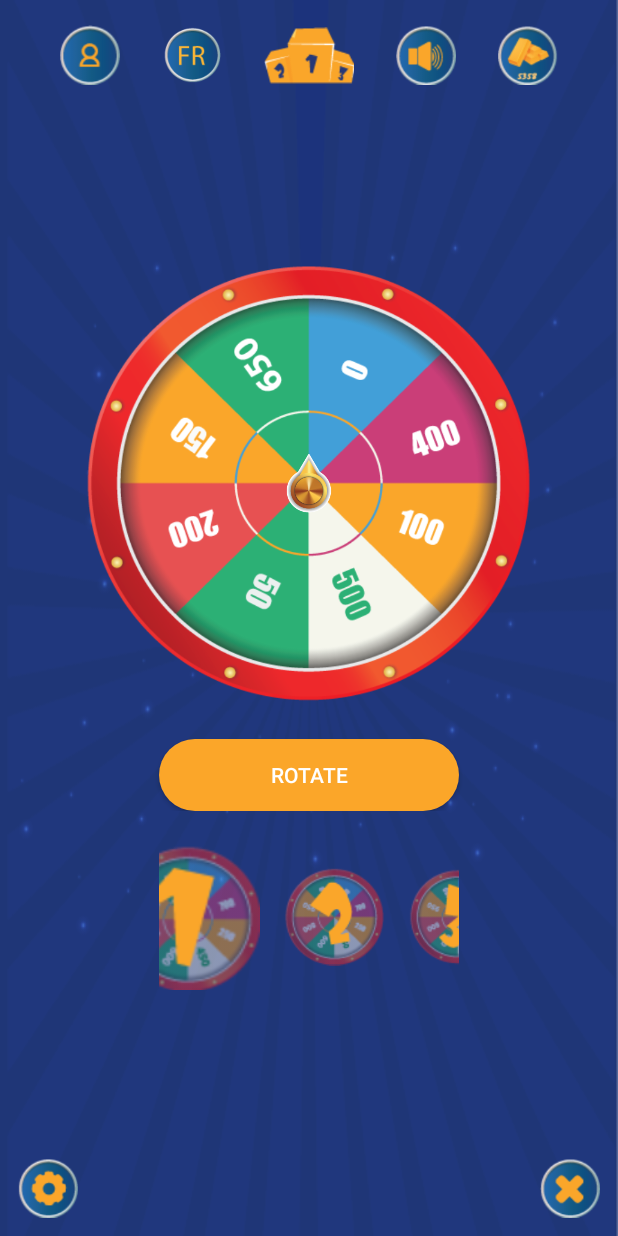
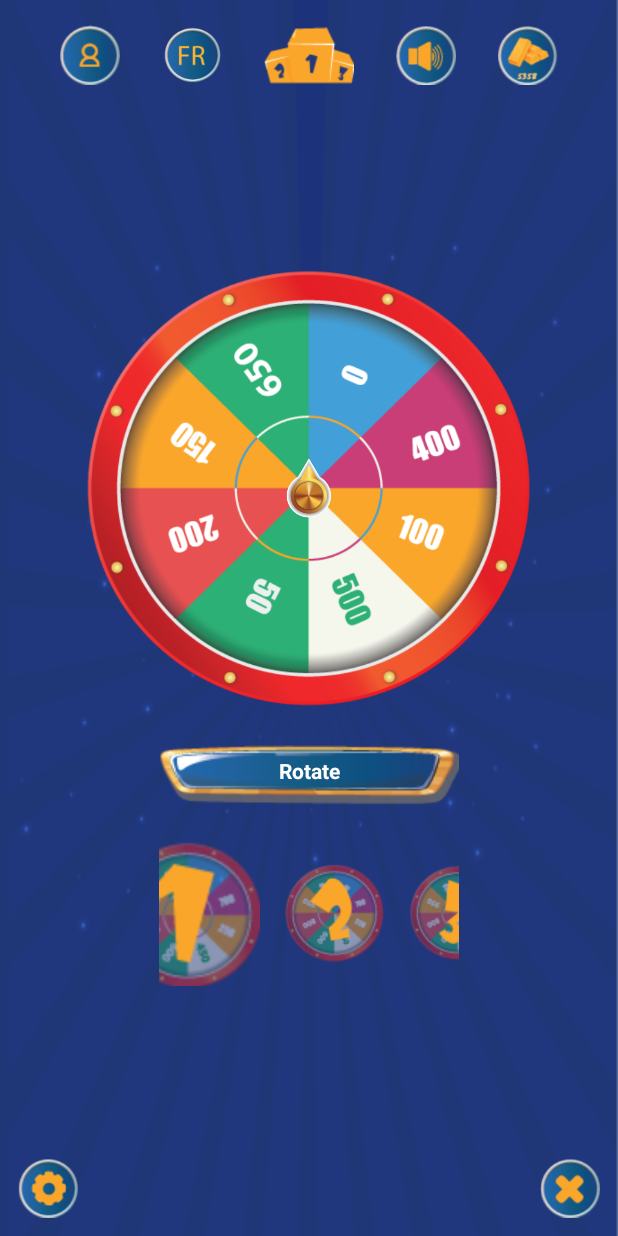
Before and after one commit to Hassanmsaid/RandomGame, an Android app: the fragment SpinFragment placed in its activity, on a phone screen of 412 x 824 dp. Run offline under Robolectric (Android 15) with nearby library versions, the phone set to English and light mode, and no system bars; our stand-ins replace ButterKnife, Firebase (no records; nobody signed in at launch, a user with empty details on screens opened directly).

Commit message:
Changed spin buttons.

```diff
--- a/app/src/main/java/com/example/randomgame/Gui/SpinFragment.java
+++ b/app/src/main/java/com/example/randomgame/Gui/SpinFragment.java
@@ -16,6 +16,7 @@ import android.view.animation.Animation;
 import android.view.animation.RotateAnimation;
 import android.widget.Button;
 import android.widget.ImageView;
+import android.widget.TextView;
 import android.widget.Toast;
 import android.widget.ViewFlipper;
 
@@ -44,16 +45,12 @@ public class SpinFragment extends Fragment {
 
     @BindView(R.id.spinning_wheel1)
     ImageView spinningWheel1;
-    @BindView(R.id.rotate_btn1)
-    Button rotateBtn1;
+    //    @BindView(R.id.rotate_btn1)
+//    TextView rotateBtn1;
     @BindView(R.id.spinning_wheel2)
     ImageView spinningWheel2;
-    @BindView(R.id.rotate_btn2)
-    Button rotateBtn2;
     @BindView(R.id.spinning_wheel3)
     ImageView spinningWheel3;
-    @BindView(R.id.rotate_btn3)
-    Button rotateBtn3;
     @BindView(R.id.spin_view_flipper)
     ViewFlipper spinViewFlipper;
     Unbinder unbinder;
@@ -63,6 +60,13 @@ public class SpinFragment extends Fragment {
     ImageView spinIcon2;
     @BindView(R.id.spin_icon3)
     ImageView spinIcon3;
+    @BindView(R.id.rotate_btn1)
+    TextView rotateBtn1;
+    @BindView(R.id.rotate_btn2)
+    TextView rotateBtn2;
+    @BindView(R.id.rotate_btn3)
+    TextView rotateBtn3;
+
 
     @Override
     public View onCreateView(LayoutInflater inflater, ViewGroup container,
@@ -79,14 +83,6 @@ public class SpinFragment extends Fragment {
 
         viewFlipper = view.findViewById(R.id.spin_view_flipper);
         selectedWheel = view.findViewById(R.id.spinning_wheel1);
-
-        spinBtn = view.findViewById(R.id.rotate_btn1);
-        spinBtn.setOnClickListener(new View.OnClickListener() {
-            @Override
-            public void onClick(View v) {
-
-            }
-        });
 
         unbinder = ButterKnife.bind(this, view);
         return view;
@@ -137,7 +133,7 @@ public class SpinFragment extends Fragment {
                             else if (currentWheel == 2)
                                 valueWon = 50;
                             else
-                                valueWon =100;
+                                valueWon = 100;
                             break;
                         case 2:
                             if (currentWheel == 1)
@@ -207,7 +203,7 @@ public class SpinFragment extends Fragment {
 
                 }
             });
-            switch (currentWheel){
+            switch (currentWheel) {
                 case 1:
                     spinningWheel1.startAnimation(animation);
                     break;
--- a/app/src/main/res/layout/fragment_spin.xml
+++ b/app/src/main/res/layout/fragment_spin.xml
@@ -38,12 +38,15 @@
 
             </FrameLayout>
 
-            <Button
+            <TextView
                 android:id="@+id/rotate_btn1"
                 android:layout_width="200dp"
                 android:layout_height="wrap_content"
                 android:layout_marginTop="@dimen/dimen_20dp"
-                android:background="@drawable/btn_bg"
+                android:textAlignment="center"
+                android:paddingTop="@dimen/dimen_8dp"
+                android:textStyle="bold"
+                android:background="@drawable/button_bg"
                 android:text="@string/rotate_btn_txt"
                 android:textColor="@color/white" />
 
@@ -74,12 +77,15 @@
 
             </FrameLayout>
 
-            <Button
+            <TextView
                 android:id="@+id/rotate_btn2"
                 android:layout_width="200dp"
                 android:layout_height="wrap_content"
                 android:layout_marginTop="@dimen/dimen_20dp"
-                android:background="@drawable/btn_bg"
+                android:textAlignment="center"
+                android:paddingTop="@dimen/dimen_8dp"
+                android:textStyle="bold"
+                android:background="@drawable/button_bg"
                 android:text="@string/rotate_btn_txt"
                 android:textColor="@color/white" />
 
@@ -110,12 +116,15 @@
 
             </FrameLayout>
 
-            <Button
+            <TextView
                 android:id="@+id/rotate_btn3"
                 android:layout_width="200dp"
                 android:layout_height="wrap_content"
                 android:layout_marginTop="@dimen/dimen_20dp"
-                android:background="@drawable/btn_bg"
+                android:textAlignment="center"
+                android:paddingTop="@dimen/dimen_8dp"
+                android:textStyle="bold"
+                android:background="@drawable/button_bg"
                 android:text="@string/rotate_btn_txt"
                 android:textColor="@color/white" />
 
```
